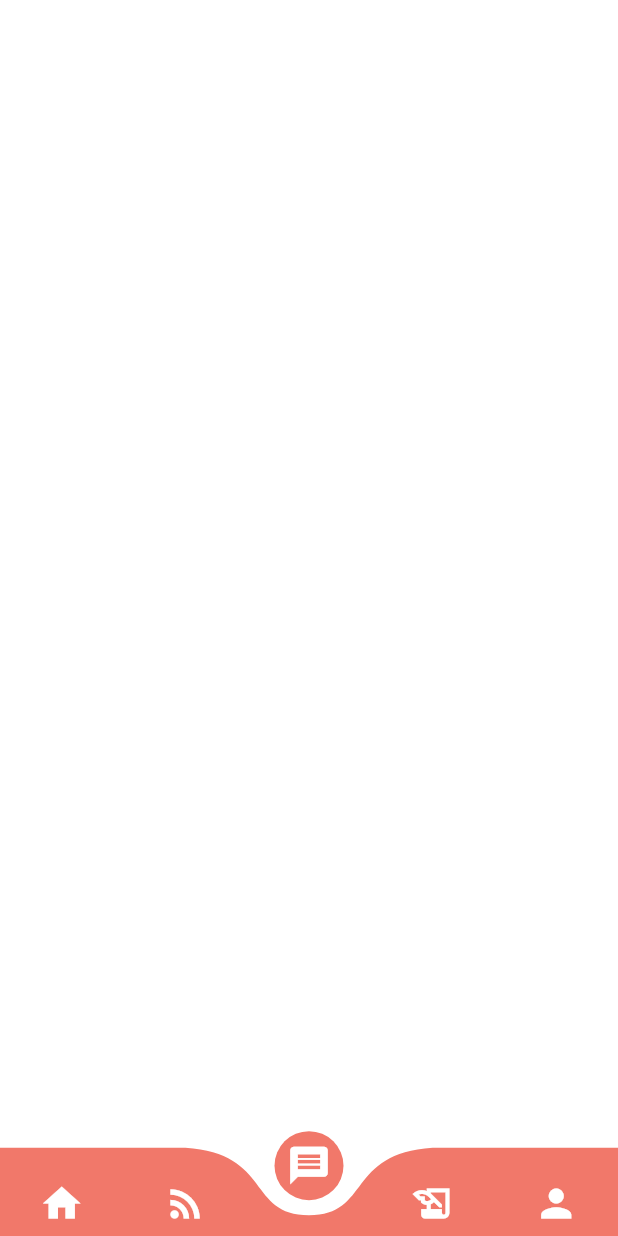
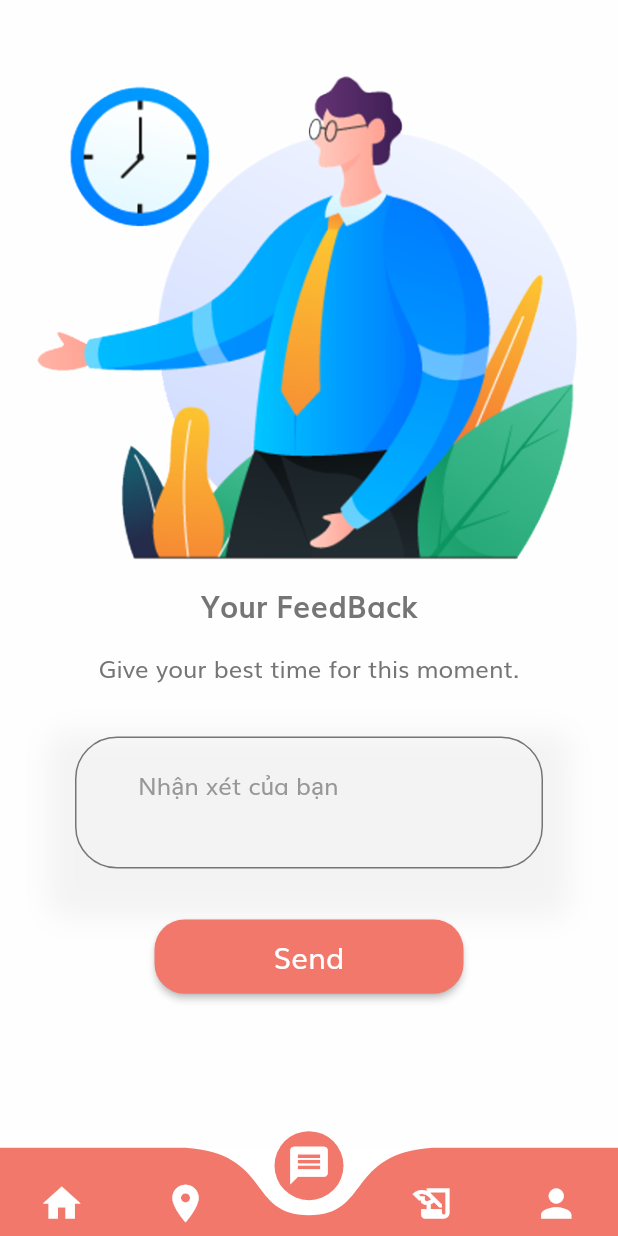
Before and after one commit to giahuy08/flutter_TravelApp, a Flutter app: the MainScreen screen opened by its route, item 3 of the bottom bar chosen, on a phone screen of 412 x 824 dp. Run offline on Flutter 3.47's test engine with Material 2 defaults, Android fonts, the phone set to English and light mode, and no system bars; drawn by our look-alikes of curved_navigation_bar; our stand-ins replace flutter_rating_bar, flutter_spinkit, flutter_svg, font_awesome_flutter, geolocator, get and 7 more; accounts and stored records are empty; network calls fail.

Commit message:
[ThienHN] Custom

```diff
--- a/lib/repository/base_repository.dart
+++ b/lib/repository/base_repository.dart
@@ -3,8 +3,8 @@ import 'package:flutter_travelapp/providers/user_provider.dart';
 import 'package:http/http.dart' as http;
 
 // const root_url = "freshfoodbe.tk";
-const root_url = "app-travelbe.herokuapp.com";
-//const root_url = "be-travel.herokuapp.com";
+//const root_url = "app-travelbe.herokuapp.com";
+const root_url = "be-travel.herokuapp.com";
 //const root_url = "192.168.1.12:5000";
 //const root_url = "192.168.1.190:5000";
 
--- a/lib/routes.dart
+++ b/lib/routes.dart
@@ -1,5 +1,8 @@
 import 'package:flutter/widgets.dart';
 import 'package:flutter_travelapp/screens/bookedtour_booking/bookedtour_home_screen.dart';
+import 'package:flutter_travelapp/screens/custom_screen/feedback_screen.dart';
+import 'package:flutter_travelapp/screens/custom_screen/help_screen.dart';
+import 'package:flutter_travelapp/screens/custom_screen/invite_friend_screen.dart';
 import 'package:flutter_travelapp/screens/details_tour/details_screen.dart';
 import 'package:flutter_travelapp/screens/discount_list/discount_list.dart';
 import 'package:flutter_travelapp/screens/error/error_screen.dart';
@@ -45,4 +48,7 @@ final Map<String, WidgetBuilder> routes = {
   CarsOverviewScreen.routeName: (context) => const CarsOverviewScreen(),
   // PaymentMethodScreen.routeName: (context) => const PaymentMethodScreen(),
   MapSample.routeName: (context) => const MapSample(),
+  FeedbackScreen.routeName: (context) => const FeedbackScreen(),
+  HelpScreen.routeName: (context) => const HelpScreen(),
+  InviteFriend.routeName: (context) => const InviteFriend(),
 };
--- a/lib/screens/change_password/change_password_screen.dart
+++ b/lib/screens/change_password/change_password_screen.dart
@@ -8,7 +8,8 @@ class ChangePasswordScreen extends StatelessWidget {
   Widget build(BuildContext context) {
     return Scaffold(
       appBar: AppBar(
-        title: const Text("Trở về"),
+        title: const Text("Đổi mật khẩu"),
+        centerTitle: true,
       ),
       body: const Body(),
     );
--- /dev/null
+++ b/lib/screens/custom_screen/app_theme.dart
@@ -0,0 +1,89 @@
+import 'package:flutter/material.dart';
+
+class AppTheme {
+  AppTheme._();
+
+  static const Color notWhite = Color(0xFFEDF0F2);
+  static const Color nearlyWhite = Color(0xFFFEFEFE);
+  static const Color white = Color(0xFFFFFFFF);
+  static const Color nearlyBlack = Color(0xFF213333);
+  static const Color grey = Color(0xFF3A5160);
+  static const Color dark_grey = Color(0xFF313A44);
+
+  static const Color darkText = Color(0xFF253840);
+  static const Color darkerText = Color(0xFF17262A);
+  static const Color lightText = Color(0xFF4A6572);
+  static const Color deactivatedText = Color(0xFF767676);
+  static const Color dismissibleBackground = Color(0xFF364A54);
+  static const Color chipBackground = Color(0xFFEEF1F3);
+  static const Color spacer = Color(0xFFF2F2F2);
+  static const String fontName = 'WorkSans';
+
+  static const TextTheme textTheme = TextTheme(
+    headline4: display1,
+    headline5: headline,
+    headline6: title,
+    subtitle2: subtitle,
+    bodyText2: body2,
+    bodyText1: body1,
+    caption: caption,
+  );
+
+  static const TextStyle display1 = TextStyle( // h4 -> display1
+    fontFamily: fontName,
+    fontWeight: FontWeight.bold,
+    fontSize: 36,
+    letterSpacing: 0.4,
+    height: 0.9,
+    color: darkerText,
+  );
+
+  static const TextStyle headline = TextStyle( // h5 -> headline
+    fontFamily: fontName,
+    fontWeight: FontWeight.bold,
+    fontSize: 24,
+    letterSpacing: 0.27,
+    color: darkerText,
+  );
+
+  static const TextStyle title = TextStyle( // h6 -> title
+    fontFamily: fontName,
+    fontWeight: FontWeight.bold,
+    fontSize: 16,
+    letterSpacing: 0.18,
+    color: darkerText,
+  );
+
+  static const TextStyle subtitle = TextStyle( // subtitle2 -> subtitle
+    fontFamily: fontName,
+    fontWeight: FontWeight.w400,
+    fontSize: 14,
+    letterSpacing: -0.04,
+    color: darkText,
+  );
+
+  static const TextStyle body2 = TextStyle( // body1 -> body2
+    fontFamily: fontName,
+    fontWeight: FontWeight.w400,
+    fontSize: 14,
+    letterSpacing: 0.2,
+    color: darkText,
+  );
+
+  static const TextStyle body1 = TextStyle( // body2 -> body1
+    fontFamily: fontName,
+    fontWeight: FontWeight.w400,
+    fontSize: 16,
+    letterSpacing: -0.05,
+    color: darkText,
+  );
+
+  static const TextStyle caption = TextStyle( // Caption -> caption
+    fontFamily: fontName,
+    fontWeight: FontWeight.w400,
+    fontSize: 12,
+    letterSpacing: 0.2,
+    color: lightText, // was lightText
+  );
+
+}
--- /dev/null
+++ b/lib/screens/custom_screen/feedback_screen.dart
@@ -0,0 +1,116 @@
+import 'package:flutter/material.dart';
+import 'package:flutter_travelapp/components/default_button.dart';
+import 'package:sizer/sizer.dart';
+
+import '../../constants.dart';
+import 'app_theme.dart';
+
+class FeedbackScreen extends StatefulWidget {
+  static String routeName = "/feedback";
+  const FeedbackScreen({Key? key}) : super(key: key);
+
+  @override
+  _FeedbackScreenState createState() => _FeedbackScreenState();
+}
+
+class _FeedbackScreenState extends State<FeedbackScreen> {
+  @override
+  void initState() {
+    super.initState();
+  }
+
+  @override
+  Widget build(BuildContext context) {
+    return Container(
+      color: AppTheme.nearlyWhite,
+      child: SafeArea(
+        top: false,
+        child: Scaffold(
+          backgroundColor: AppTheme.nearlyWhite,
+          body: SingleChildScrollView(
+            child: SizedBox(
+              height: MediaQuery.of(context).size.height,
+              child: Column(
+                children: <Widget>[
+                  Container(
+                    padding: EdgeInsets.only(
+                        top: MediaQuery.of(context).padding.top,
+                        left: 16,
+                        right: 16),
+                    child: Image.asset('assets/images/feedbackImage.png'),
+                  ),
+                  Container(
+                    padding: const EdgeInsets.only(top: 8),
+                    child: Text(
+                      'Your FeedBack',
+                      style: TextStyle(
+                        fontSize: 20,
+                        fontWeight: FontWeight.bold,
+                      ),
+                    ),
+                  ),
+                  Container(
+                    padding: const EdgeInsets.only(top: 16),
+                    child: const Text(
+                      'Give your best time for this moment.',
+                      textAlign: TextAlign.center,
+                      style: TextStyle(
+                        fontSize: 16,
+                      ),
+                    ),
+                  ),
+                  _buildComposer(),
+                  Padding(
+                    padding: const EdgeInsets.only(top: 16),
+                    child: Center(
+                      child: SizedBox(
+                        width: 50.w,
+                        height: 6.h,
+                        child: DefaultButton(
+                          text: "Send",
+                          press: () {},
+                        ),
+                      ),
+                    ),
+                  )
+                ],
+              ),
+            ),
+          ),
+        ),
+      ),
+    );
+  }
+
+  Widget _buildComposer() {
+    return Padding(
+      padding: const EdgeInsets.only(top: 16, left: 32, right: 32),
+      child: Container(
+        padding: const EdgeInsets.all(kDefaultPadding),
+        decoration: BoxDecoration(
+            color: Colors.transparent,
+            borderRadius: BorderRadius.circular(12.0),
+            boxShadow: [
+              BoxShadow(
+                blurRadius: 15,
+                offset: const Offset(0.0, 15.0),
+                color: kTextColor.withAlpha(20),
+              ),
+            ]),
+        child: TextField(
+          onChanged: (value) {},
+          textInputAction: TextInputAction.newline,
+          keyboardType: TextInputType.multiline,
+          maxLines: 2,
+          decoration: const InputDecoration(
+            border: InputBorder.none,
+            hintText: "Nhận xét của bạn",
+            hintStyle: TextStyle(
+              color: kSecondaryColor,
+            ),
+          ),
+        ),
+      ),
+    );
+  }
+}
--- a/lib/screens/navigation_bar/main_screen.dart
+++ b/lib/screens/navigation_bar/main_screen.dart
@@ -2,12 +2,12 @@ import 'package:flutter/material.dart';
 import 'package:curved_navigation_bar/curved_navigation_bar.dart';
 import 'package:flutter_travelapp/constants.dart';
 import 'package:flutter_travelapp/screens/bookedtour_booking/bookedtour_home_screen.dart';
+import 'package:flutter_travelapp/screens/custom_screen/feedback_screen.dart';
 import 'package:flutter_travelapp/screens/google_map/google_map_screen.dart';
 import 'package:flutter_travelapp/screens/home/home_screen.dart';
 import 'package:flutter_travelapp/screens/navigation_bar/message.dart';
 import 'package:flutter_travelapp/screens/profile/profile_screen.dart';
 import 'package:flutter_travelapp/size_config.dart';
-import 'feed.dart';
 import 'navbar_key.dart';
 
 class MainScreen extends StatefulWidget {
@@ -22,8 +22,8 @@ class _MainScreenState extends State<MainScreen> {
   int selectedIndex = 0;
   final screen = [
     const HomeScreen(),
-    const  MapSample(),
-    const MessageScreen(),
+    const MapSample(),
+    const FeedbackScreen(),
     const BookedTourHomeScreen(),
     const ProfileScreen()
   ];
@@ -44,7 +44,7 @@ class _MainScreenState extends State<MainScreen> {
             color: Colors.white,
           ),
           Icon(
-            Icons.rss_feed,
+            Icons.location_on,
             size: 30,
             color: Colors.white,
           ),
```
Also changed, not shown: lib/screens/change_password/components/body.dart (+4 -4 lines), lib/screens/custom_screen/help_screen.dart (added, +102 -0 lines), lib/screens/custom_screen/invite_friend_screen.dart (added, +139 -0 lines), lib/screens/profile/components/body.dart (+14 -6 lines), lib/screens/profile/components/edit_profile.dart (+7 -5 lines), lib/screens/profile/profile_screen.dart (+12 -7 lines), assets/images/feedbackImage.png (added), assets/images/helpImage.png (added), assets/images/inviteImage.png (added), 1 other file.
